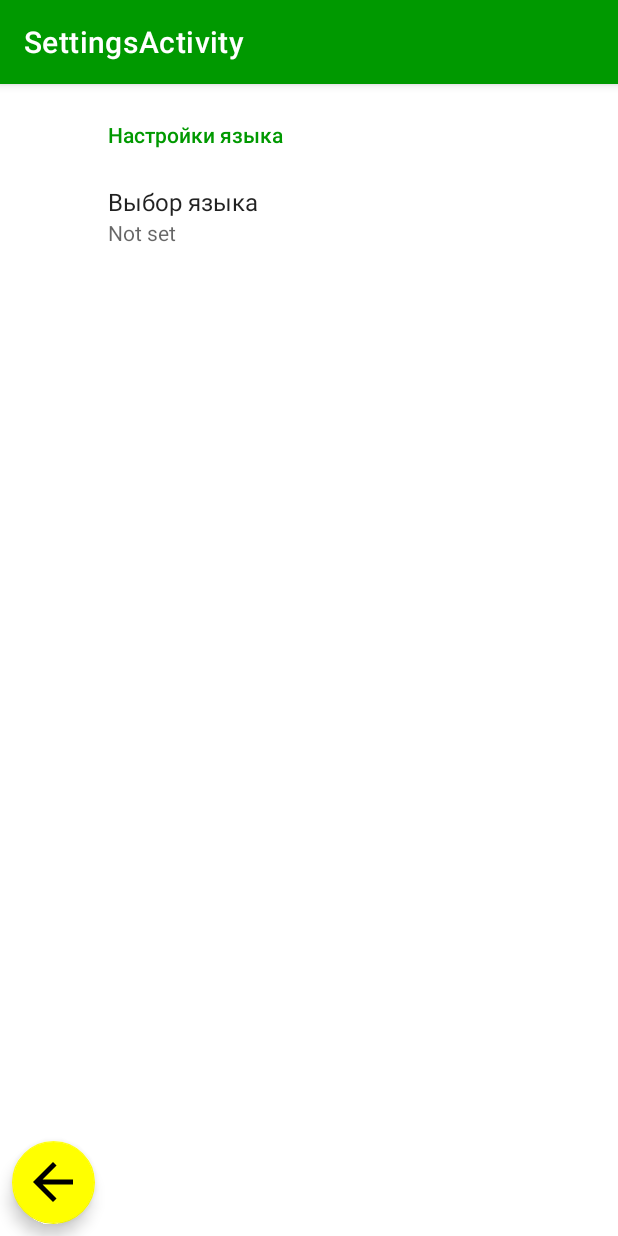
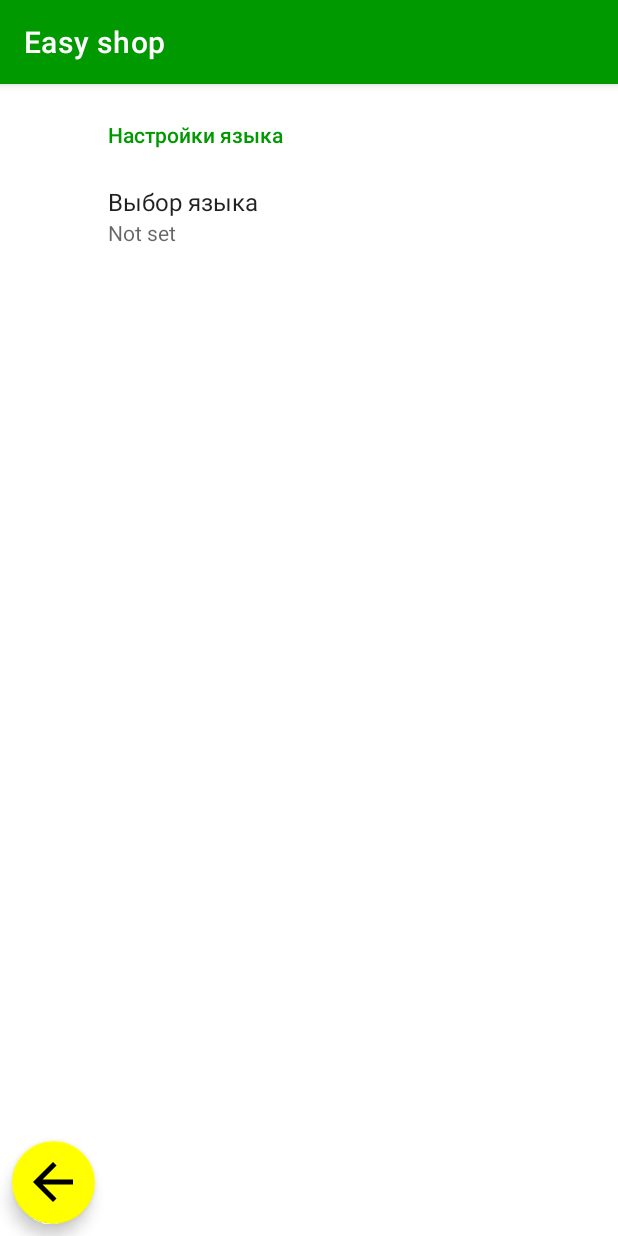
Before and after one commit to AndreySomoylenko/CheckList, an Android app: the SettingsActivity screen opened directly, with no data from a screen before it, on a phone screen of 412 x 824 dp. Run offline under Robolectric (Android 15) with nearby library versions, the phone set to English and light mode, and no system bars; our stand-ins replace androidx.preference.

Commit message:
Fix settings

```diff
--- a/app/src/main/java/ru/samsung/case2022/ui/SettingsActivity.java
+++ b/app/src/main/java/ru/samsung/case2022/ui/SettingsActivity.java
@@ -32,7 +32,7 @@ public class SettingsActivity extends AppCompatActivity {
         setContentView(R.layout.settings_activity);
             if (appDao.getLogin() != "")  getSupportFragmentManager()
                     .beginTransaction()
-                    .replace(R.id.syncSettings, new SettingsFragment())
+                    .replace(R.id.settings, new SettingsFragment())
                     .commit();
             else getSupportFragmentManager()
                     .beginTransaction()
@@ -41,6 +41,8 @@ public class SettingsActivity extends AppCompatActivity {
         bar = getSupportActionBar();
         if (appDao.getLogin() != "") {
             bar.setTitle(appDao.getName());
+        } else {
+            bar.setTitle(R.string.app_name);
         }
         if (!ServerDB.hasConnection) {
             bar.setSubtitle(getString(R.string.no_connection));
@@ -95,6 +97,4 @@ public class SettingsActivity extends AppCompatActivity {
             setPreferencesFromResource(R.xml.not_login_preferences, rootKey);
         }
     }
-
-
 }
--- a/app/src/main/res/layout/settings_activity.xml
+++ b/app/src/main/res/layout/settings_activity.xml
@@ -9,11 +9,6 @@
         app:layout_constraintTop_toTopOf="parent"
         android:layout_width="match_parent"
         android:layout_height="wrap_content" />
-    <FrameLayout
-        android:layout_width="match_parent"
-        android:layout_height="wrap_content"
-        android:id="@+id/syncSettings"
-        app:layout_constraintTop_toBottomOf="@+id/settings"/>
 
     <com.google.android.material.floatingactionbutton.FloatingActionButton
         android:layout_width="wrap_content"
```
